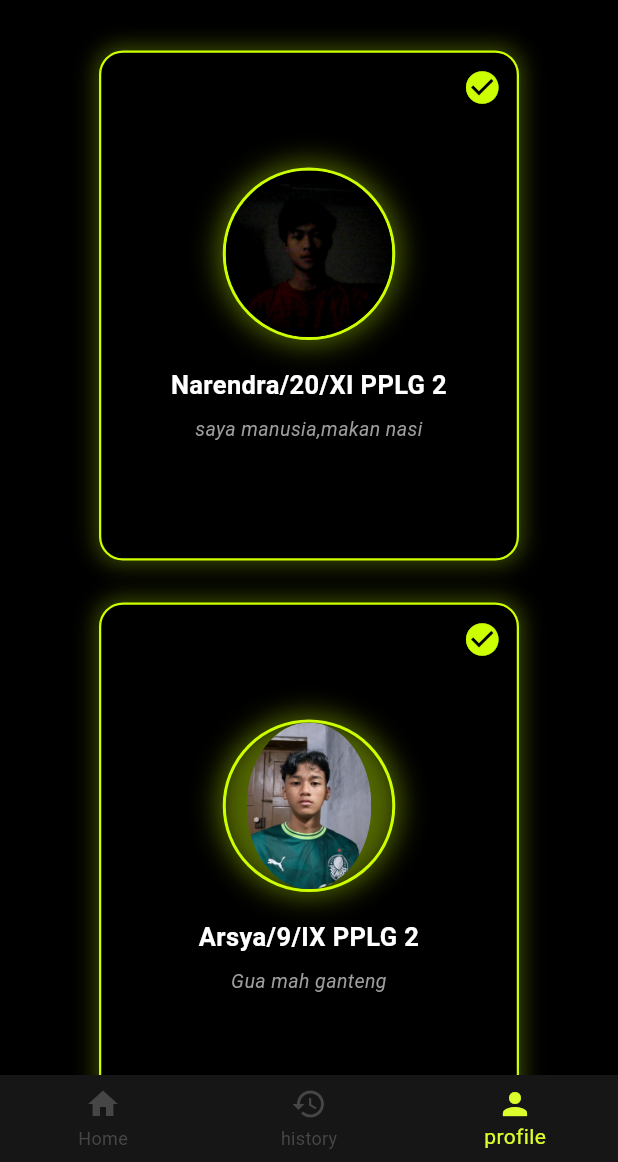
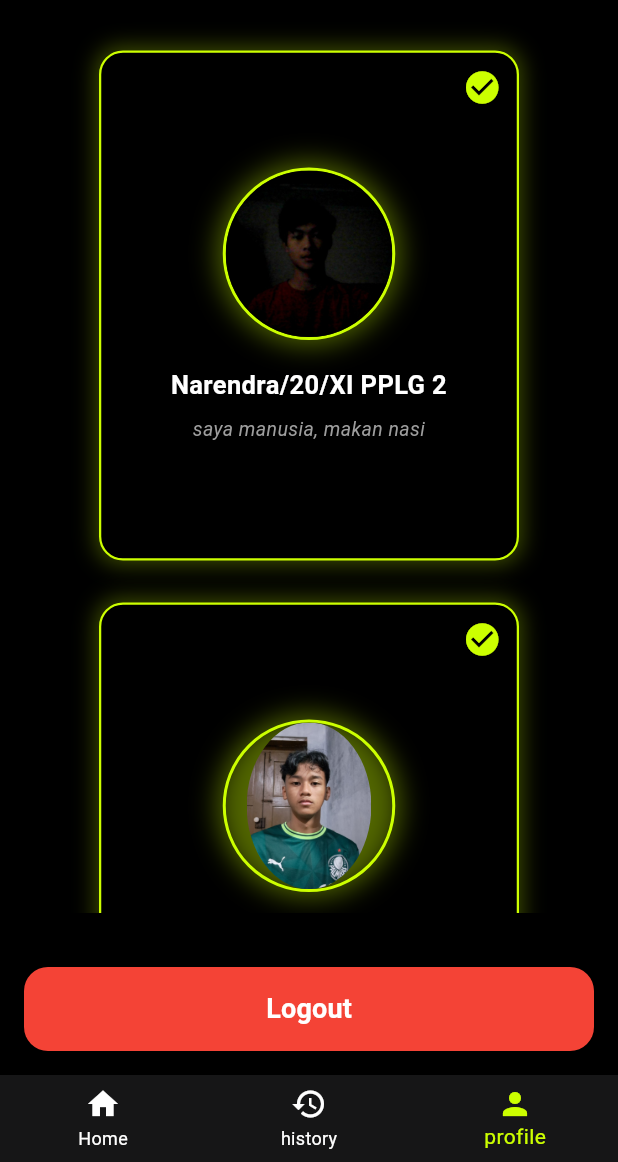
Before and after one commit to robotganteng09/ulangan_pak_aji, a Flutter app: the Dashboard screen opened by its route, item 3 of the bottom bar chosen, on a phone screen of 412 x 824 dp, the part 74-1236 px from its top. Run offline on Flutter 3.47's test engine with Material 3 defaults, Android fonts, the light colour scheme and no system bars; our stand-ins replace get, shared_preferences; accounts and stored records are empty.

Commit message:
Logout/feat/[ND]

```diff
--- a/lib/binding/dashboardBinding.dart
+++ b/lib/binding/dashboardBinding.dart
@@ -1,10 +1,12 @@
 import 'package:get/get_instance/get_instance.dart';
 import 'package:get/route_manager.dart';
 import 'package:ulangan_pak_aji/controller/dashboard_controller.dart';
+import 'package:ulangan_pak_aji/controller/login_controller.dart';
 
 class Dashboardbinding extends Bindings {
   @override
   void dependencies() {
     Get.lazyPut<DashboardController>(() => DashboardController());
+    Get.lazyPut<LoginController>(() => LoginController());
   }
 }
--- a/lib/controller/splash_screen_controller.dart
+++ b/lib/controller/splash_screen_controller.dart
@@ -10,12 +10,12 @@ class SplashScreenController extends GetxController {
   }
 
   checkLogin() async {
+    await Future.delayed(Duration(seconds: 3));
     final prefs = await SharedPreferences.getInstance();
     if (prefs.getString("username") != null) {
-      Future.delayed(Duration(seconds: 5));
       Get.offAllNamed(AppRoutes.Dashboard);
     } else {
-      Get.offAllNamed(AppRoutes.Dashboard);
+      Get.offAllNamed(AppRoutes.Loginpage);
     }
   }
 }
--- a/lib/pages/Dashboard.dart
+++ b/lib/pages/Dashboard.dart
@@ -1,6 +1,7 @@
 import 'package:flutter/material.dart';
 import 'package:get/get.dart';
 import 'package:ulangan_pak_aji/controller/dashboard_controller.dart';
+import 'package:ulangan_pak_aji/widgets/app_colors.dart';
 
 class Dashboard extends StatelessWidget {
   Dashboard({super.key});
@@ -12,13 +13,13 @@ class Dashboard extends StatelessWidget {
     return Obx(
       () => Scaffold(
         body:
-        dashboardController.pages[dashboardController.selectedIndex.value],
+            dashboardController.pages[dashboardController.selectedIndex.value],
         bottomNavigationBar: BottomNavigationBar(
-          backgroundColor:  Color(0xFF161617),
+          backgroundColor: Color(0xFF161617),
           currentIndex: dashboardController.selectedIndex.value,
           onTap: dashboardController.changeTab,
-          selectedItemColor: const Color(0xFFDBFE2C),
-          unselectedItemColor: const Color.fromARGB(255, 70, 70, 70),
+          selectedItemColor: AppColors.neon,
+          unselectedItemColor: AppColors.textLight,
           items: const [
             BottomNavigationBarItem(icon: Icon(Icons.home), label: "Home"),
             BottomNavigationBarItem(
--- a/lib/pages/ProfillePage.dart
+++ b/lib/pages/ProfillePage.dart
@@ -1,9 +1,15 @@
 import 'package:flutter/material.dart';
+import 'package:get/get.dart';
+import 'package:ulangan_pak_aji/controller/login_controller.dart';
+import 'package:ulangan_pak_aji/widgets/buttonReusable.dart';
 import '/widgets/profile_card.dart';
 import '/widgets/app_colors.dart';
 
 class Profillepage extends StatelessWidget {
-  const Profillepage({super.key});
+  Profillepage({super.key});
+
+  // ambil controller
+  final LoginController logincontroller = Get.find<LoginController>();
 
   @override
   Widget build(BuildContext context) {
@@ -13,6 +19,7 @@ class Profillepage extends StatelessWidget {
         child: Column(
           crossAxisAlignment: CrossAxisAlignment.start,
           children: [
+            // header
             Padding(
               padding: const EdgeInsets.all(12.0),
               child: Row(
@@ -28,6 +35,8 @@ class Profillepage extends StatelessWidget {
                 ],
               ),
             ),
+
+            // isi profile card
             Expanded(
               child: SingleChildScrollView(
                 padding: const EdgeInsets.symmetric(vertical: 8),
@@ -36,7 +45,7 @@ class Profillepage extends StatelessWidget {
                     ProfileCard(
                       username: "Narendra/20/XI PPLG 2",
                       imagePath: "assets/image/naren.jpg",
-                      subtext: "saya manusia,makan nasi",
+                      subtext: "saya manusia, makan nasi",
                     ),
                     ProfileCard(
                       username: "Arsya/9/IX PPLG 2",
@@ -47,6 +56,17 @@ class Profillepage extends StatelessWidget {
                 ),
               ),
             ),
+
+            // tombol logout
+            Padding(
+              padding: const EdgeInsets.all(16.0),
+              child: CustomButton(
+                text: "Logout",
+                backgroundColor: Colors.red,
+                textColor: Colors.white,
+                onPressed: logincontroller.logout,
+              ),
+            ),
           ],
         ),
       ),
--- a/lib/routes/pages.dart
+++ b/lib/routes/pages.dart
@@ -30,13 +30,21 @@ class AppPage {
     ),
     GetPage(name: AppRoutes.Addpage, page: () => AddPage()),
     GetPage(name: AppRoutes.Editpage, page: () => EditTodoPage()),
-    GetPage(name: AppRoutes.Profillepage, page: () => Profillepage()),
+    GetPage(
+      name: AppRoutes.Profillepage,
+      page: () => Profillepage(),
+      binding: Loginbinding(),
+    ),
     GetPage(
       name: AppRoutes.Dashboard,
       page: () => Dashboard(),
       bindings: [Dashboardbinding(), Homebinding(), Historybinding()],
     ),
     GetPage(name: AppRoutes.History, page: () => History()),
-    GetPage(name: AppRoutes.Splashscreen, page: () => Splashscreen(),binding: SplashBinding())
+    GetPage(
+      name: AppRoutes.Splashscreen,
+      page: () => Splashscreen(),
+      binding: SplashBinding(),
+    ),
   ];
 }
--- a/pubspec.yaml
+++ b/pubspec.yaml
@@ -11,7 +11,7 @@ dependencies:
     sdk: flutter
   get: ^4.7.2
   intl: ^0.19.0
-  shared_preferences: ^2.5.3
+  shared_preferences:
 
 dev_dependencies:
   flutter_test:
```
Also changed, not shown: lib/controller/login_controller.dart (+7 -1 lines), lib/pages/SplashScreen.dart (+12 -4 lines).
